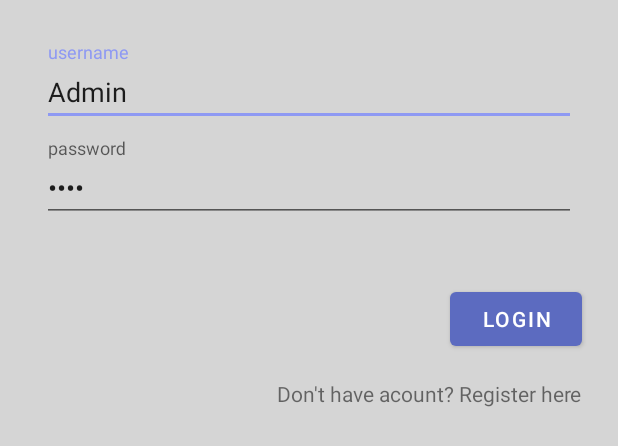
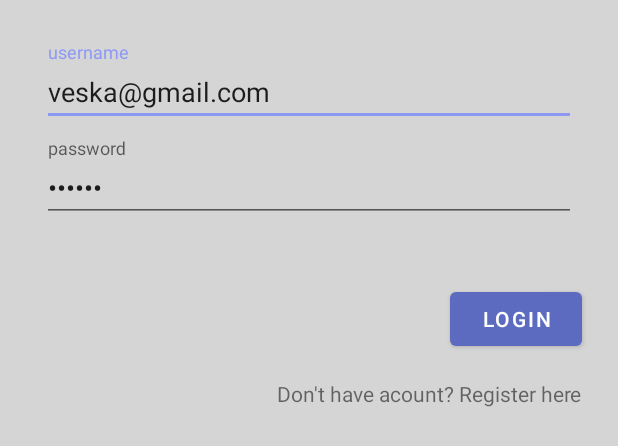
Before and after one commit to veskol1/FireApp, an Android app: the layout activity_login.xml on its own in the app's theme, with its tools: preview values and no code run, on a phone screen of 412 x 824 dp. Shown: the top 446 px of the screen. Run offline under Robolectric (Android 15) with nearby library versions, the phone set to English and light mode, and no system bars.

Commit message:
added files

```diff
--- a/app/src/main/AndroidManifest.xml
+++ b/app/src/main/AndroidManifest.xml
@@ -10,14 +10,14 @@
         android:roundIcon="@mipmap/ic_launcher_round"
         android:supportsRtl="true"
         android:theme="@style/AppTheme">
-        <activity android:name="com.example.planetmovieapp.MainActivity" android:launchMode="singleTop">
+        <activity android:name="com.example.planetmovieapp.Activities.LoginActivity" android:launchMode="singleTop">
             <intent-filter>
                 <action android:name="android.intent.action.MAIN" />
 
                 <category android:name="android.intent.category.LAUNCHER" />
             </intent-filter>
         </activity>
-<!--        <activity android:name=".MainActivity" android:parentActivityName=".AdminLoginActivity" android:label="Welcome!"></activity>-->
+        <activity android:name=".MainActivity" android:parentActivityName=".Activities.LoginActivity" android:label="Welcome!"></activity>
         <activity android:name="com.example.planetmovieapp.AdministrationActivities.AdminLoginActivity" android:launchMode="singleTop" android:parentActivityName="com.example.planetmovieapp.MainActivity" android:label="Administration Login"></activity>
         <activity android:name="com.example.planetmovieapp.AdministrationActivities.AdministrationActivity" android:launchMode="singleTop" android:parentActivityName="com.example.planetmovieapp.AdministrationActivities.AdminLoginActivity" android:label="Administration screen"></activity>
         <activity android:name="com.example.planetmovieapp.AdministrationActivities.AddMovieActivity" android:launchMode="singleTop" android:parentActivityName="com.example.planetmovieapp.AdministrationActivities.AdministrationActivity" android:label="Add movie to database"></activity>
--- a/app/src/main/java/com/example/planetmovieapp/AdministrationActivities/AdminLoginActivity.java
+++ b/app/src/main/java/com/example/planetmovieapp/AdministrationActivities/AdminLoginActivity.java
@@ -22,9 +22,9 @@ public class AdminLoginActivity extends AppCompatActivity {
         super.onCreate(savedInstanceState);
         setContentView(R.layout.activity_admin_login);
 
-        usernameLogEditText = findViewById(R.id.username_log_edit);
-        passwordLogEditText = findViewById(R.id.password_log_edit);
-        logButton = findViewById(R.id.log_button);
+        usernameLogEditText = findViewById(R.id.admin_log_edit);
+        passwordLogEditText = findViewById(R.id.admin_password_log_edit);
+        logButton = findViewById(R.id.admin_log_button);
         regTextView = findViewById(R.id.tv_register);
 
 
--- a/app/src/main/res/layout/activity_admin_login.xml
+++ b/app/src/main/res/layout/activity_admin_login.xml
@@ -22,7 +22,7 @@
         <com.google.android.material.textfield.TextInputEditText
             android:layout_width="match_parent"
             android:layout_height="wrap_content"
-            android:id="@+id/username_log_edit"
+            android:id="@+id/admin_log_edit"
             android:inputType="text"
             android:text="Admin"
             android:maxLines="1" />
@@ -40,7 +40,7 @@
         <com.google.android.material.textfield.TextInputEditText
             android:layout_width="match_parent"
             android:layout_height="wrap_content"
-            android:id="@+id/password_log_edit"
+            android:id="@+id/admin_password_log_edit"
             android:text="1234"
             android:inputType="textPassword"/>
 
@@ -52,7 +52,7 @@
             android:layout_height="wrap_content">
 
             <com.google.android.material.button.MaterialButton
-                android:id="@+id/log_button"
+                android:id="@+id/admin_log_button"
                 android:layout_width="wrap_content"
                 android:layout_height="wrap_content"
                 android:layout_alignParentEnd="true"
--- a/app/src/main/res/layout/activity_login.xml
+++ b/app/src/main/res/layout/activity_login.xml
@@ -22,9 +22,9 @@
         <com.google.android.material.textfield.TextInputEditText
             android:layout_width="match_parent"
             android:layout_height="wrap_content"
-            android:id="@+id/username_log_edit"
+            android:id="@+id/user_log_edit"
             android:inputType="text"
-            android:text="Admin"
+            android:text="veska@gmail.com"
             android:maxLines="1" />
 
     </com.google.android.material.textfield.TextInputLayout>
@@ -40,8 +40,8 @@
         <com.google.android.material.textfield.TextInputEditText
             android:layout_width="match_parent"
             android:layout_height="wrap_content"
-            android:id="@+id/password_log_edit"
-            android:text="1234"
+            android:id="@+id/user_password_log_edit"
+            android:text="123456"
             android:inputType="textPassword"/>
 
     </com.google.android.material.textfield.TextInputLayout>
@@ -52,7 +52,7 @@
             android:layout_height="wrap_content">
 
             <com.google.android.material.button.MaterialButton
-                android:id="@+id/log_button"
+                android:id="@+id/user_log_button"
                 android:layout_width="wrap_content"
                 android:layout_height="wrap_content"
                 android:layout_alignParentEnd="true"
```
Also changed, not shown: app/src/main/java/com/example/planetmovieapp/Activities/LoginActivity.java (+78 -0 lines), 1 other file.
